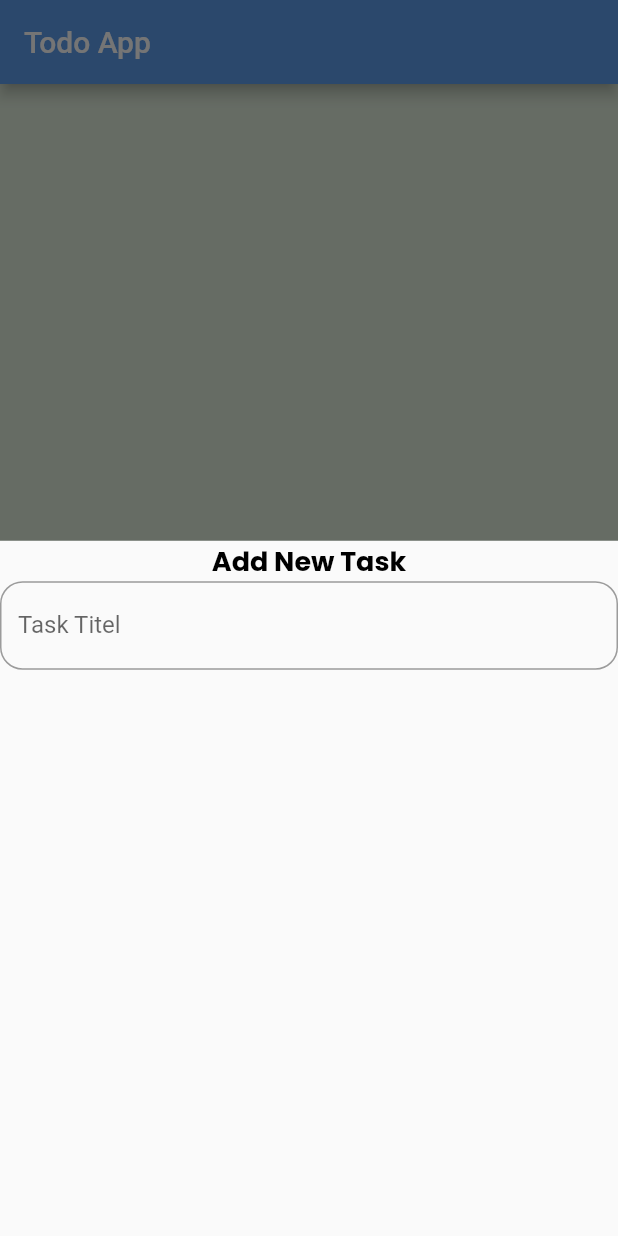
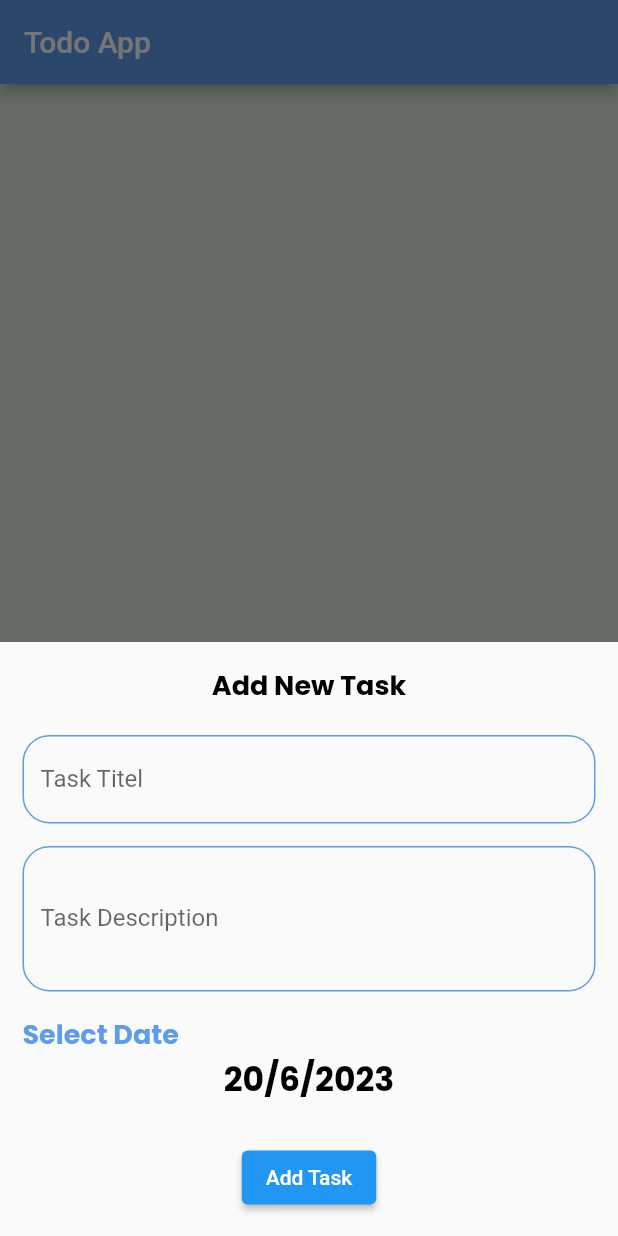
Before and after one commit to santosxxdev/todo, a Flutter app: the screen it shows after launch, after a tap on the "add" icon, on a phone screen of 412 x 824 dp. Run offline on Flutter 3.47's test engine with Material 2 defaults, Android fonts, the phone set to English and light mode, and no system bars; our stand-ins replace google_fonts.

Commit message:
bottom sheet

```diff
--- a/lib/home_layout/home_layout.dart
+++ b/lib/home_layout/home_layout.dart
@@ -65,7 +65,9 @@ List<Widget> taps = [
   }
 
   void AddTaskSheet(){
-    showModalBottomSheet(context: context, builder: (context) => AddTaskBottomSheet(),);
+    showModalBottomSheet(context: context, isScrollControlled: true, builder: (context) => Padding(
+      padding: EdgeInsets.only(bottom: MediaQuery.of(context).viewInsets.bottom,),
+        child: AddTaskBottomSheet()),);
   }
 
 }
--- a/lib/screens/widgets/add_task_bottom_sheet.dart
+++ b/lib/screens/widgets/add_task_bottom_sheet.dart
@@ -6,22 +6,59 @@ class AddTaskBottomSheet extends StatelessWidget {
 
   @override
   Widget build(BuildContext context) {
-    return Column(
+    return Padding(
+      padding: EdgeInsets.all(15),
+      child: Column(
+        mainAxisSize: MainAxisSize.min,
         children: [
-        Text('Add New Task' ,style: Theme.of(context).textTheme.bodyMedium!.copyWith(color: Colors.black),),
-
+          Text(
+            'Add New Task',
+            style: Theme.of(context)
+                .textTheme
+                .bodyMedium!
+                .copyWith(color: Colors.black),
+          ),
+          SizedBox(
+            height: 20,
+          ),
           TextFormField(
+            textInputAction: TextInputAction.next ,
             decoration: InputDecoration(
                 label: Text('Task Titel'),
                 border: OutlineInputBorder(
-            borderSide: BorderSide(
-              color: AppColors.lightColor
+                  borderSide: BorderSide(color: AppColors.lightColor),
+                  borderRadius: BorderRadius.circular(18),
                 ),
-            borderRadius: BorderRadius.circular(15),
+                enabledBorder: OutlineInputBorder(
+                  borderSide: BorderSide(color: AppColors.lightColor),
+                  borderRadius: BorderRadius.circular(18),
+                )),
           ),
+          SizedBox(height: 15,),
+          TextFormField(
+            maxLines: 3,
+            decoration: InputDecoration(
+                label: Text('Task Description'),
+                border: OutlineInputBorder(
+                  borderSide: BorderSide(color: AppColors.lightColor),
+                  borderRadius: BorderRadius.circular(18),
                 ),
-        )
+                enabledBorder: OutlineInputBorder(
+                  borderSide: BorderSide(color: AppColors.lightColor),
+                  borderRadius: BorderRadius.circular(18),
+                )),
+          ),
+          SizedBox(height: 15,),
+          Container(
+            width: double.infinity,
+            child: Text('Select Date' , style: Theme.of(context).textTheme.bodyMedium,
+            textAlign: TextAlign.start,),
+          ),
+          Text('20/6/2023' ,style: Theme.of(context).textTheme.bodyLarge!.copyWith(color: Colors.black),),
+          SizedBox(height: 25,),
+          ElevatedButton(onPressed: (){}, child: Text('Add Task'))
         ],
+      ),
     );
   }
 }
```
Lines whose indentation alone changed are shown as unchanged.
